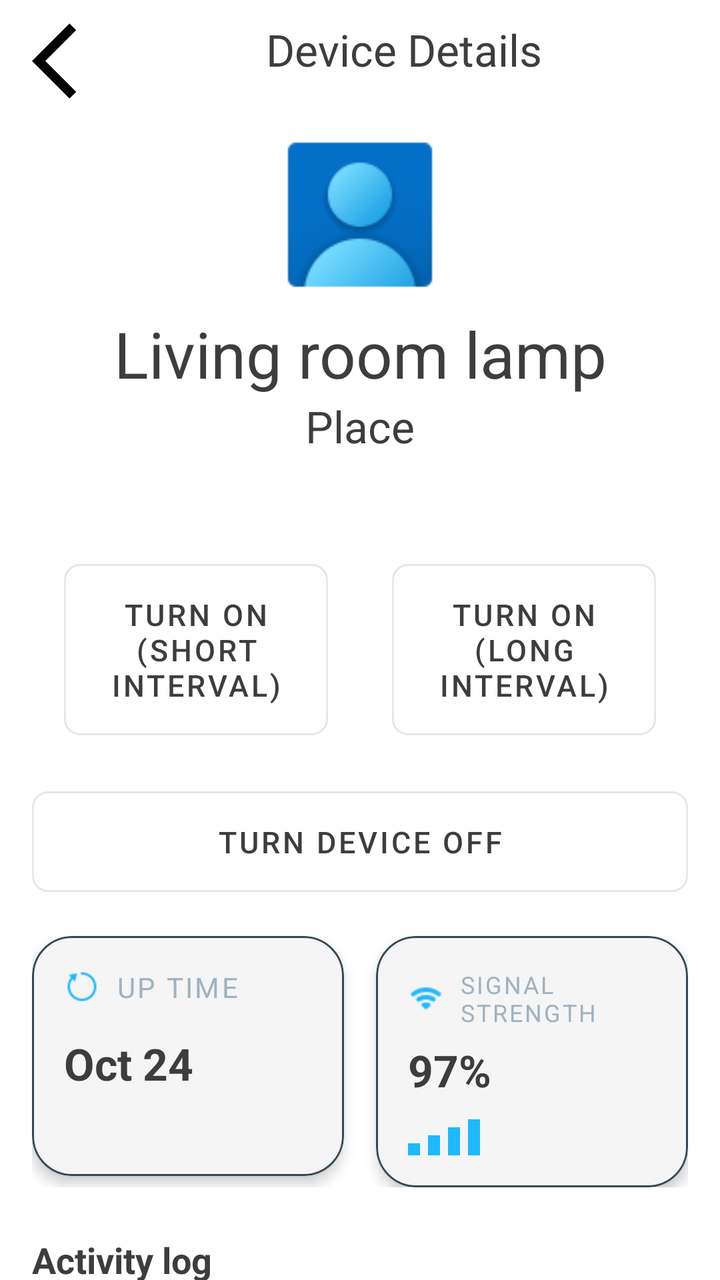
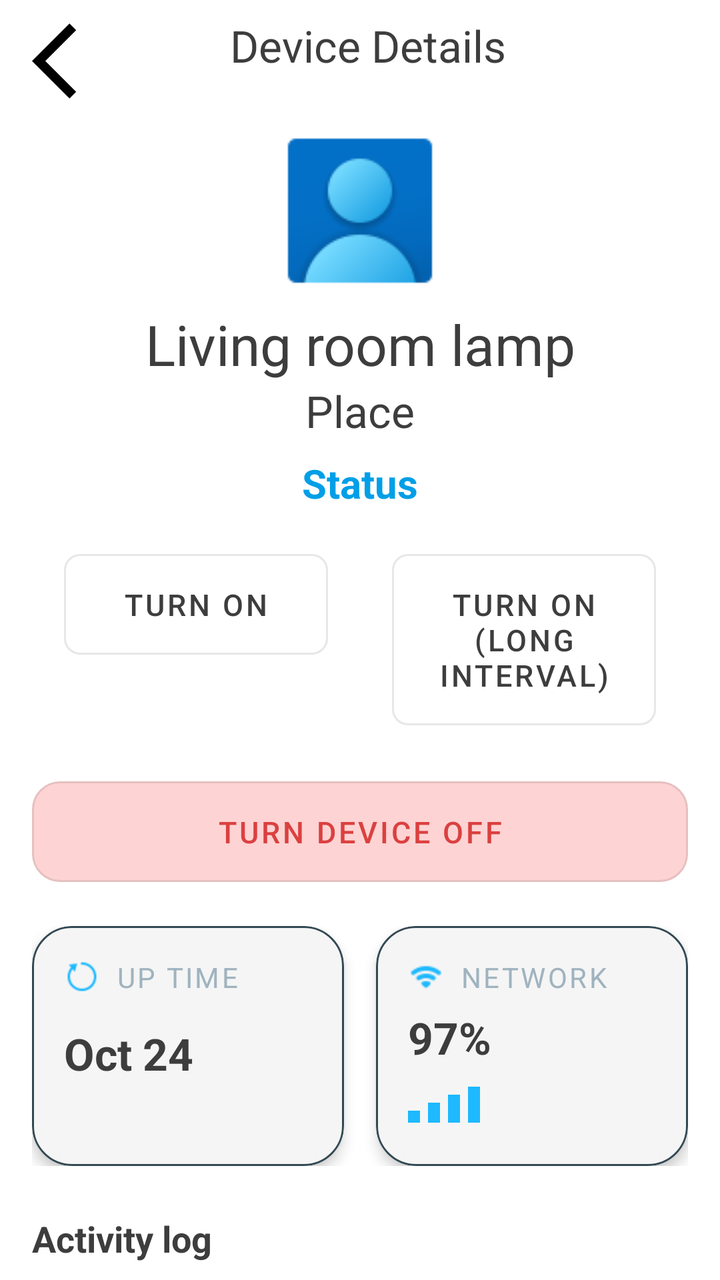

An Android layout rendered at two revisions. The XML below is the earlier revision; the diff shows what the commit changed to produce the second picture.
<!-- AndroidManifest.xml: application theme Theme.ManagingHomeDevicesApp -->
<!-- res/layout/device_info.xml -->
<?xml version="1.0" encoding="utf-8"?>
<androidx.constraintlayout.widget.ConstraintLayout
    xmlns:android="http://schemas.android.com/apk/res/android"
    xmlns:app="http://schemas.android.com/apk/res-auto"
    android:layout_width="match_parent"
    android:layout_height="match_parent">

    
    <ImageView
        android:id="@+id/backIcon"
        android:layout_width="45dp"
        android:layout_height="45dp"
        android:layout_marginStart="16dp"
        android:layout_marginTop="8dp"
        android:clickable="true"
        android:focusable="true"
        android:backgroundTint="@color/back_icon_bg"
        app:layout_constraintStart_toStartOf="parent"
        app:layout_constraintTop_toTopOf="parent"
        app:srcCompat="@drawable/outline_arrow_back_ios_24" />

    
    <TextView
        android:id="@+id/TextdeviceDetailsText"
        android:layout_width="wrap_content"
        android:layout_height="wrap_content"
        android:layout_marginStart="72dp"
        android:layout_marginTop="10dp"
        android:text="Device Details"
        android:textColor="@color/colorTextPrimary"
        android:textSize="22sp"
        app:layout_constraintStart_toEndOf="@+id/backIcon"
        app:layout_constraintTop_toTopOf="parent" />

    
    <androidx.core.widget.NestedScrollView
        android:layout_width="match_parent"
        android:layout_height="0dp"
        android:fillViewport="true"
        android:overScrollMode="never"
        app:layout_constraintTop_toBottomOf="@+id/TextdeviceDetailsText"
        app:layout_constraintBottom_toBottomOf="parent"
        app:layout_constraintStart_toStartOf="parent"
        app:layout_constraintEnd_toEndOf="parent">

        <LinearLayout
            android:layout_width="match_parent"
            android:layout_height="wrap_content"
            android:orientation="vertical"
            android:paddingBottom="32dp">

            
            <ImageView
                android:id="@+id/imageView2"
                android:layout_width="wrap_content"
                android:layout_height="wrap_content"
                android:layout_gravity="center_horizontal"
                android:layout_marginTop="20dp"
                app:srcCompat="@drawable/avatar_image" />

            
            <TextView
                android:id="@+id/textdeviceDetails"
                android:layout_width="match_parent"
                android:layout_height="wrap_content"
                android:gravity="center"
                android:text="Living room lamp"
                android:textColor="?attr/colorOnSurface"
                android:textSize="32sp" />
            <TextView
                android:id="@+id/textDevicePlace"
                android:layout_width="match_parent"
                android:layout_height="wrap_content"
                android:gravity="center"
                android:text="Place"
                android:textColor="?attr/colorOnSurface"
                android:textSize="22sp" />

            
            <TextView
                android:id="@+id/textViewStatus"
                android:layout_width="wrap_content"
                android:layout_height="wrap_content"
                android:layout_gravity="center_horizontal"
                android:layout_marginTop="8dp"
                android:text=""
                android:textColor="?attr/colorOnSurface"
                android:textSize="18sp" />

            
             <LinearLayout
                android:id="@+id/linearLayoutButtons"
                android:layout_width="match_parent"
                android:layout_height="wrap_content"
                android:orientation="horizontal"
                android:paddingHorizontal="16dp"
                android:paddingTop="16dp"
                android:weightSum="2">


                <com.google.android.material.button.MaterialButton
                    android:id="@+id/timeButtonShortInt"
                    style="@style/Widget.MaterialComponents.Button.OutlinedButton"
                    android:layout_width="match_parent"
                    android:layout_height="wrap_content"
                    android:layout_gravity="center_horizontal"
                    android:layout_marginStart="16dp"
                    android:layout_marginTop="12dp"
                    android:layout_marginEnd="16dp"
                    android:minHeight="56sp"
                    android:padding="15dp"
                    android:layout_weight="1"
                    android:text="Turn On (short interval)"
                    android:textColor="?attr/colorOnSurface"
                    android:textSize="15sp"
                    app:cornerRadius="8dp" />

                 <com.google.android.material.button.MaterialButton
                     android:id="@+id/timeButtonLongInt"
                     style="@style/Widget.MaterialComponents.Button.OutlinedButton"
                     android:layout_width="match_parent"
                     android:layout_height="wrap_content"
                     android:layout_gravity="center_horizontal"
                     android:layout_marginStart="16dp"
                     android:layout_marginTop="12dp"
                     android:layout_marginEnd="16dp"
                     android:minHeight="56sp"
                     android:padding="15dp"
                     android:layout_weight="1"
                     android:text="Turn On (long interval)"
                     android:textColor="?attr/colorOnSurface"
                     android:textSize="15sp"
                     app:cornerRadius="8dp" />

             </LinearLayout>
            <com.google.android.material.button.MaterialButton
                android:id="@+id/timeButtonTurnOff"
                style="@style/Widget.MaterialComponents.Button.OutlinedButton"
                android:layout_width="match_parent"
                android:layout_height="wrap_content"
                android:layout_gravity="center_horizontal"
                android:layout_marginStart="16dp"
                android:layout_marginTop="4dp"
                android:layout_marginEnd="16dp"
                android:minHeight="56sp"
                android:padding="15dp"
                android:text="Turn Device Off"
                android:textColor="?attr/colorOnSurface"
                android:textSize="15sp"
                app:cornerRadius="8dp" />
            
            <LinearLayout
                android:id="@+id/linearLayoutCardElements"
                android:layout_width="match_parent"
                android:layout_height="wrap_content"
                android:orientation="horizontal"
                android:paddingHorizontal="16dp"
                android:paddingTop="16dp"
                android:weightSum="2">

                <com.google.android.material.card.MaterialCardView
                    android:id="@+id/materialCardView"
                    android:layout_width="0dp"
                    android:layout_height="wrap_content"
                    android:layout_weight="1"
                    android:layout_marginEnd="8dp"
                    android:minHeight="120dp"
                    app:backgroundTint="@color/toggle_bg_selector"
                    app:cardCornerRadius="20dp"
                    app:cardElevation="4dp"
                    app:strokeColor="@color/card_stroke"
                    app:strokeWidth="1dp">

                    <LinearLayout
                        android:layout_width="match_parent"
                        android:layout_height="wrap_content"
                        android:orientation="vertical"
                        android:padding="16dp"
                        app:layout_constraintStart_toStartOf="parent"
                        app:layout_constraintTop_toTopOf="parent">
                        
                        <LinearLayout
                            android:layout_width="wrap_content"
                            android:layout_height="wrap_content"
                            android:orientation="horizontal"
                            android:gravity="center_vertical"
                            >
                            <ImageView
                                android:id="@+id/icon"
                                android:layout_width="18dp"
                                android:layout_height="18dp"
                                android:src="@drawable/restart_image"
                                app:tint="@color/blue_accent"
                                />
                            <TextView
                                android:layout_width="match_parent"
                                android:layout_height="wrap_content"
                                android:id="@+id/titleText"
                                android:layout_marginStart="8dp"
                                android:text="UP TIME"
                                android:textSize="14sp"
                                android:letterSpacing="0.08"
                                android:textColor="@color/text_secondary_dark" />
                        </LinearLayout>
                        
                        <TextView
                            android:layout_width="match_parent"
                            android:layout_height="wrap_content"
                            android:id="@+id/dateText"
                            android:layout_marginTop="14dp"
                            android:text="Oct 24"
                            android:textSize="22sp"
                            android:textStyle="bold"
                            android:textColor="@color/colorTextPrimary"/>

                        








                    </LinearLayout>
                </com.google.android.material.card.MaterialCardView>

                <com.google.android.material.card.MaterialCardView
                    android:layout_width="0dp"
                    android:layout_height="wrap_content"
                    android:layout_weight="1"
                    android:layout_marginStart="8dp"
                    android:minHeight="120dp"
                    app:backgroundTint="@color/toggle_bg_selector"
                    app:cardCornerRadius="20dp"
                    app:cardElevation="4dp"
                    app:strokeColor="@color/card_stroke"
                    app:strokeWidth="1dp">
                    <LinearLayout
                        android:layout_width="match_parent"
                        android:layout_height="wrap_content"
                        android:orientation="vertical"
                        android:padding="16dp"
                        app:layout_constraintStart_toStartOf="parent"
                        app:layout_constraintTop_toTopOf="parent">

                        
                        <LinearLayout
                            android:layout_width="wrap_content"
                            android:layout_height="wrap_content"
                            android:gravity="center_vertical"
                            android:orientation="horizontal">

                            <ImageView
                                android:id="@+id/wifiIcon"
                                android:layout_width="18dp"
                                android:layout_height="18dp"
                                android:src="@drawable/wifi_image"
                                app:tint="@color/blue_accent" />

                            <TextView
                                android:layout_width="match_parent"
                                android:layout_height="wrap_content"
                                android:layout_marginStart="8dp"
                                android:letterSpacing="0.08"
                                android:text="SIGNAL STRENGTH"
                                android:textColor="@color/text_secondary_dark"
                                android:textSize="12sp"
                                />
                        </LinearLayout>

                        
                        <TextView
                            android:id="@+id/percantages"
                            android:layout_width="match_parent"
                            android:layout_height="wrap_content"
                            android:layout_marginTop="6dp"
                            android:text="97%"
                            android:textColor="@color/colorTextPrimary"
                            android:textSize="22sp"
                            android:textStyle="bold" />

                        
                        <LinearLayout
                            android:layout_width="match_parent"
                            android:layout_height="wrap_content"
                            android:layout_marginTop="10dp"
                            android:gravity="bottom"
                            android:orientation="horizontal">

                            <View
                                style="@style/SignalBar"
                                android:layout_height="6dp" />

                            <View
                                style="@style/SignalBar"
                                android:layout_height="10dp" />

                            <View
                                style="@style/SignalBar"
                                android:layout_height="14dp" />

                            <View
                                style="@style/SignalBar"
                                android:layout_height="18dp" />

                        </LinearLayout>

                    </LinearLayout>
                </com.google.android.material.card.MaterialCardView>

            </LinearLayout>

            
            <TextView
                android:id="@+id/textdeviceDetails3"
                android:layout_width="wrap_content"
                android:layout_height="wrap_content"
                android:layout_marginStart="16dp"
                android:layout_marginTop="24dp"
                android:text="Activity log"
                android:textColor="?attr/colorOnSurface"
                android:textSize="18sp"
                android:textStyle="bold" />

            
            <LinearLayout
                android:id="@+id/containerManualActivation"
                android:layout_width="match_parent"
                android:layout_height="64dp"
                android:layout_marginStart="16dp"
                android:layout_marginTop="8dp"
                android:layout_marginEnd="16dp"
                android:gravity="center_vertical"
                android:orientation="horizontal">

                <ImageView
                    android:id="@+id/imgManualActivation"
                    android:layout_width="44dp"
                    android:layout_height="44dp"
                    android:src="@drawable/touch_manual_device_icon"
                    app:tint="@color/colorPrimary" />

                <LinearLayout
                    android:layout_width="0dp"
                    android:layout_height="wrap_content"
                    android:layout_weight="1"
                    android:layout_marginStart="12dp"
                    android:orientation="vertical">

                    <TextView
                        android:id="@+id/textViewManualActivation"
                        android:layout_width="wrap_content"
                        android:layout_height="wrap_content"
                        android:text="Manual Activation"
                        android:textColor="?attr/colorOnSurface"
                        android:textSize="14sp"
                        android:textStyle="bold" />

                    <TextView
                        android:id="@+id/textViewTimeManualActivation"
                        android:layout_width="wrap_content"
                        android:layout_height="wrap_content"
                        android:text="2 mins ago"
                        android:textColor="#8FA3AD"
                        android:textSize="12sp" />

                </LinearLayout>
            </LinearLayout>


            






































            
            <LinearLayout
                android:layout_width="match_parent"
                android:layout_height="wrap_content"
                android:orientation="horizontal"
                android:gravity="center_vertical"
                android:layout_marginStart="16dp"
                android:layout_marginEnd="16dp"
                android:layout_marginTop="8dp"
                android:layout_marginBottom="12dp">

                <ImageView
                    android:id="@+id/imgClock"
                    android:layout_width="44dp"
                    android:layout_height="44dp"
                    android:src="@drawable/timer_off_icon"
                    app:tint="@color/colorPrimary" />

                <TextView
                    android:layout_width="0dp"
                    android:layout_height="wrap_content"
                    android:layout_weight="1"
                    android:text="Schedules"
                    android:textColor="?attr/colorOnSurface"
                    android:textSize="18sp"
                    android:textStyle="bold" />









            </LinearLayout>

            
            <com.google.android.material.card.MaterialCardView
                android:layout_width="match_parent"
                android:layout_height="wrap_content"
                android:layout_marginStart="16dp"
                android:layout_marginEnd="16dp"
                app:cardBackgroundColor="@color/toggle_bg_selector"
                app:cardCornerRadius="20dp"
                app:cardElevation="8dp"
                app:strokeColor="@color/card_stroke"
                app:strokeWidth="1dp">

                <LinearLayout
                    android:layout_width="match_parent"
                    android:layout_height="wrap_content"
                    android:orientation="vertical"
                    android:padding="16dp">

                    
                    <LinearLayout
                        android:layout_width="match_parent"
                        android:layout_height="wrap_content"
                        android:orientation="horizontal"
                        app:cardBackgroundColor="@color/toggle_bg_selector">

                        <TextView
                            android:layout_width="0dp"
                            android:layout_height="wrap_content"
                            android:layout_weight="1"
                            android:text="START"
                            android:textColor="#8FA3AD"
                            android:textSize="11sp" />

                        <TextView
                            android:layout_width="0dp"
                            android:layout_height="wrap_content"
                            android:layout_weight="1"
                            android:text="END"
                            android:textColor="#8FA3AD"
                            android:textSize="11sp" />

                        <TextView
                            android:layout_width="0dp"
                            android:layout_height="wrap_content"
                            android:layout_weight="1"
                            android:text="DURATION"
                            android:textColor="#8FA3AD"
                            android:textSize="11sp" />

                    </LinearLayout>

                    
                    <View
                        android:layout_width="match_parent"
                        android:layout_height="1dp"
                        android:layout_marginTop="8dp"
                        android:layout_marginBottom="8dp"
                        android:background="@color/divider_color" />

                    
                    <LinearLayout
                        android:layout_width="match_parent"
                        android:layout_height="wrap_content"
                        android:orientation="horizontal"
                        android:gravity="center_vertical"
                        android:layout_marginBottom="12dp"
                        app:cardBackgroundColor="@color/toggle_bg_selector">

                        <LinearLayout
                            android:layout_width="0dp"
                            android:layout_height="wrap_content"
                            android:layout_weight="1"
                            android:orientation="vertical">

                            <TextView
                                android:id="@+id/textViewStartTime"
                                android:layout_width="wrap_content"
                                android:layout_height="wrap_content"
                                android:text="06:00 AM"
                                android:textColor="@color/colorTextPrimary"
                                android:textSize="14sp"
                                android:textStyle="bold" />

                        </LinearLayout>

                        <TextView
                            android:id="@+id/textViewTimeEnd1"
                            android:layout_width="0dp"
                            android:layout_height="wrap_content"
                            android:layout_weight="1"
                            android:text="08:30 AM"
                            android:textColor="@color/colorTextPrimary"
                            android:textSize="14sp"
                            android:textStyle="bold" />

                        <TextView
                            android:id="@+id/textViewDuration1"
                            android:layout_width="0dp"
                            android:layout_height="wrap_content"
                            android:layout_weight="1"
                            android:text="2h 30m"
                            android:textColor="@color/colorTextPrimary"
                            android:textSize="14sp" />

                    </LinearLayout>

                    
                    <View
                        android:layout_width="match_parent"
                        android:layout_height="1dp"
                        android:layout_marginBottom="12dp"
                        android:background="@color/divider_color" />

                    
                    <LinearLayout
                        android:layout_width="match_parent"
                        android:layout_height="wrap_content"
                        android:orientation="horizontal"
                        android:gravity="center_vertical">

                        <LinearLayout
                            android:layout_width="0dp"
                            android:layout_height="wrap_content"
                            android:layout_weight="1"
                            android:orientation="vertical">

                            <TextView
                                android:id="@+id/textViewStartTime2"
                                android:layout_width="wrap_content"
                                android:layout_height="wrap_content"
                                android:text="06:30 PM"
                                android:textColor="@color/colorTextPrimary"
                                android:textSize="14sp"
                                android:textStyle="bold" />

                        </LinearLayout>

                        <TextView
                            android:id="@+id/textViewTimeEnd2"
                            android:layout_width="0dp"
                            android:layout_height="wrap_content"
                            android:layout_weight="1"
                            android:text="11:00 PM"
                            android:textColor="@color/colorTextPrimary"
                            android:textSize="14sp"
                            android:textStyle="bold" />

                        <TextView
                            android:id="@+id/textViewDuration2"
                            android:layout_width="0dp"
                            android:layout_height="wrap_content"
                            android:layout_weight="1"
                            android:text="4h 30m"
                            android:textColor="@color/colorTextPrimary"
                            android:textSize="14sp" />

                    </LinearLayout>

                </LinearLayout>
            </com.google.android.material.card.MaterialCardView>


        </LinearLayout>
    </androidx.core.widget.NestedScrollView>

</androidx.constraintlayout.widget.ConstraintLayout>
<!-- resources referenced by this layout -->
<resources>
  <color name="back_icon_bg">#000000</color>
  <color name="blue_accent">#1EB9FF</color>
  <color name="card_stroke">#334954</color>
  <color name="colorPrimary">#1E88E5</color>
  <color name="colorTextPrimary">#3d3d3d  </color>
  <color name="divider_color">#000000</color>
  <color name="text_secondary_dark">#9FB3BF</color>
  <!-- drawable avatar_image: png bitmap (drawable, 3218 bytes) -->
  <!-- drawable outline_arrow_back_ios_24 (drawable) -->
  <vector xmlns:android="http://schemas.android.com/apk/res/android" android:autoMirrored="true" android:height="24dp" android:tint="#000000" android:viewportHeight="960" android:viewportWidth="960" android:width="24dp">
        
      <path android:fillColor="@android:color/white" android:pathData="M400,880L0,480L400,80L471,151L142,480L471,809L400,880Z"/>
      
  </vector>
  <!-- drawable restart_image: png bitmap (drawable, 507 bytes) -->
  <!-- drawable timer_off_icon: png bitmap (drawable, 511 bytes) -->
  <!-- drawable touch_manual_device_icon: png bitmap (drawable, 770 bytes) -->
  <!-- drawable wifi_image: png bitmap (drawable, 347 bytes) -->
  <style name="SignalBar">
          <item name="android:layout_width">6dp</item>
          <item name="android:layout_marginEnd">4dp</item>
          <item name="android:background">@color/blue_accent</item>
      </style>
  <style name="Theme.ManagingHomeDevicesApp" parent="Theme.MaterialComponents.DayNight.NoActionBar">
          
  
          <item name="colorPrimaryVariant">#3700B3</item>
          <item name="colorOnPrimary">#FFFFFF</item>
  
          
          <item name="colorSecondary">#26A69A</item>
          <item name="colorOnSecondary">#FFFFFF</item>
  
          
          <item name="android:statusBarColor">#121212</item>
          <item name="android:forceDarkAllowed">true</item>
  
          
          <item name="android:colorBackground">@color/colorBackgroundLight</item>
          <item name="colorSurface">@color/colorSurface</item>
  
          
          <item name="colorOnSurface">@color/colorTextPrimary</item>
  
  
          
          <item name="android:textColorPrimary">@color/colorTextPrimary</item>
          <item name="android:textColorSecondary">@color/colorTextSecondary</item>
  
      </style>
  <color name="colorBackgroundLight">#FFFFFF</color>
  <color name="colorSurface">#F5F5F5</color>
  <color name="colorTextSecondary">#939393</color>
</resources>

<!-- the commit's change to res/layout/device_info.xml (unified diff, before → after) -->
@@ -6,6 +6,8 @@
     android:layout_height="match_parent">
 
     
+
+
     <ImageView
         android:id="@+id/backIcon"
         android:layout_width="45dp"
@@ -18,19 +20,18 @@
         app:layout_constraintStart_toStartOf="parent"
         app:layout_constraintTop_toTopOf="parent"
         app:srcCompat="@drawable/outline_arrow_back_ios_24" />
-
-    
     <TextView
         android:id="@+id/TextdeviceDetailsText"
         android:layout_width="wrap_content"
         android:layout_height="wrap_content"
-        android:layout_marginStart="72dp"
-        android:layout_marginTop="10dp"
+        android:layout_marginStart="54dp"
+        android:layout_marginTop="8dp"
         android:text="Device Details"
         android:textColor="@color/colorTextPrimary"
         android:textSize="22sp"
         app:layout_constraintStart_toEndOf="@+id/backIcon"
         app:layout_constraintTop_toTopOf="parent" />
+    
 
     
     <androidx.core.widget.NestedScrollView
@@ -66,7 +67,7 @@
                 android:gravity="center"
                 android:text="Living room lamp"
                 android:textColor="?attr/colorOnSurface"
-                android:textSize="32sp" />
+                android:textSize="28sp" />
             <TextView
                 android:id="@+id/textDevicePlace"
                 android:layout_width="match_parent"
@@ -79,13 +80,15 @@
             
             <TextView
                 android:id="@+id/textViewStatus"
-                android:layout_width="wrap_content"
+                android:layout_width="match_parent"
                 android:layout_height="wrap_content"
                 android:layout_gravity="center_horizontal"
                 android:layout_marginTop="8dp"
-                android:text=""
-                android:textColor="?attr/colorOnSurface"
-                android:textSize="18sp" />
+                android:gravity="center"
+                android:text="Status"
+                android:textStyle="bold"
+                android:textColor="@color/statusText"
+                android:textSize="20sp" />
 
             
              <LinearLayout
@@ -110,7 +113,7 @@
                     android:minHeight="56sp"
                     android:padding="15dp"
                     android:layout_weight="1"
-                    android:text="Turn On (short interval)"
+                    android:text="Turn On"
                     android:textColor="?attr/colorOnSurface"
                     android:textSize="15sp"
                     app:cornerRadius="8dp" />
@@ -145,9 +148,10 @@
                 android:minHeight="56sp"
                 android:padding="15dp"
                 android:text="Turn Device Off"
-                android:textColor="?attr/colorOnSurface"
+                android:textColor="@color/turnOffBtnText"
                 android:textSize="15sp"
-                app:cornerRadius="8dp" />
+                app:backgroundTint="@color/turnOffBtn"
+                app:cornerRadius="14dp" />
             
             <LinearLayout
                 android:id="@+id/linearLayoutCardElements"
@@ -259,19 +263,20 @@
                                 app:tint="@color/blue_accent" />
 
                             <TextView
+                                android:id="@+id/textViewNetworkName"
                                 android:layout_width="match_parent"
                                 android:layout_height="wrap_content"
                                 android:layout_marginStart="8dp"
                                 android:letterSpacing="0.08"
-                                android:text="SIGNAL STRENGTH"
+                                android:text="NETWORK"
                                 android:textColor="@color/text_secondary_dark"
-                                android:textSize="12sp"
+                                android:textSize="14sp"
                                 />
                         </LinearLayout>
 
                         
                         <TextView
-                            android:id="@+id/percantages"
+                            android:id="@+id/textViewSignalStrength"
                             android:layout_width="match_parent"
                             android:layout_height="wrap_content"
                             android:layout_marginTop="6dp"
@@ -451,7 +456,6 @@
                 android:layout_height="wrap_content"
                 android:layout_marginStart="16dp"
                 android:layout_marginEnd="16dp"
-                app:cardBackgroundColor="@color/toggle_bg_selector"
                 app:cardCornerRadius="20dp"
                 app:cardElevation="8dp"
                 app:strokeColor="@color/card_stroke"
<!-- resource entries referenced after the edit -->
@@ -6,7 +6,10 @@
   <color name="colorPrimary">#1E88E5</color>
   <color name="colorTextPrimary">#3d3d3d  </color>
   <color name="divider_color">#000000</color>
+  <color name="statusText">#019FE7</color>
   <color name="text_secondary_dark">#9FB3BF</color>
+  <color name="turnOffBtn">#FED3D3</color>
+  <color name="turnOffBtnText">#DB4040</color>
   <!-- drawable avatar_image: png bitmap (drawable, 3218 bytes) -->
   <!-- drawable outline_arrow_back_ios_24 (drawable) -->
   <vector xmlns:android="http://schemas.android.com/apk/res/android" android:autoMirrored="true" android:height="24dp" android:tint="#000000" android:viewportHeight="960" android:viewportWidth="960" android:width="24dp">
